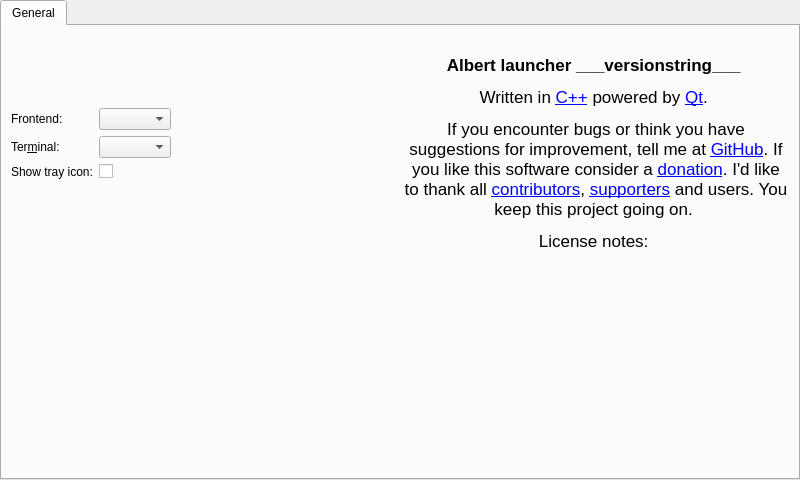
This is src/lib/settings/settingswindow.ui in albertlauncher/albert as Qt 5 draws it before an edit. The edited form follows.
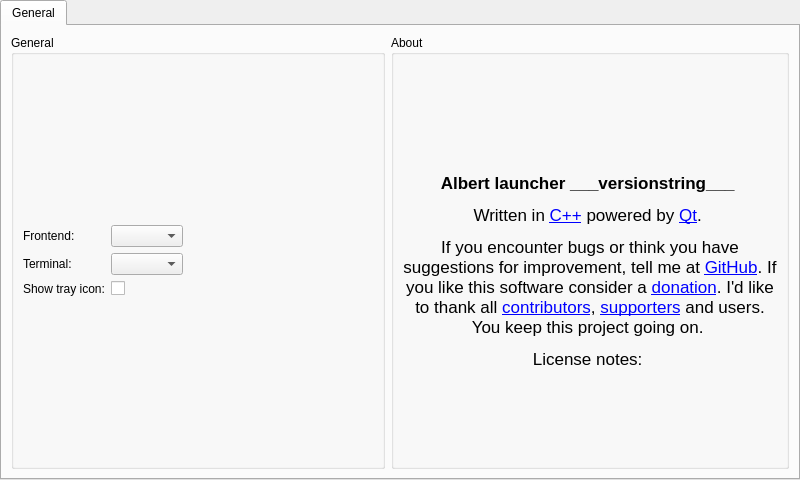
This is the edited form. Icons and pictures are not drawn.

Diff of the .ui file:
```diff
--- a/src/lib/settings/settingswindow.ui
+++ b/src/lib/settings/settingswindow.ui
@@ -41,10 +41,14 @@
       <attribute name="title">
        <string>General</string>
       </attribute>
-      <layout class="QVBoxLayout" name="verticalLayout" stretch="0,0">
+      <layout class="QVBoxLayout" name="verticalLayout" stretch="0">
        <item>
         <layout class="QHBoxLayout" name="horizontalLayout">
          <item>
+          <widget class="QGroupBox" name="groupBox_general">
+           <property name="title">
+            <string>General</string>
+           </property>
           <layout class="QFormLayout" name="formLayout_2">
            <property name="formAlignment">
             <set>Qt::AlignCenter</set>
@@ -75,10 +79,7 @@
            <item row="1" column="0">
             <widget class="QLabel" name="label_term">
              <property name="text">
-              <string>Ter&amp;minal:</string>
-             </property>
-             <property name="buddy">
-              <cstring>comboBox_term</cstring>
+               <string>Terminal:</string>
              </property>
             </widget>
            </item>
@@ -116,11 +117,40 @@
             </widget>
            </item>
           </layout>
+          </widget>
          </item>
          <item>
+          <widget class="QGroupBox" name="groupBox_about">
+           <property name="title">
+            <string>About</string>
+           </property>
           <layout class="QVBoxLayout" name="verticalLayout_2">
            <item>
+             <spacer name="verticalSpacer">
+              <property name="orientation">
+               <enum>Qt::Vertical</enum>
+              </property>
+              <property name="sizeHint" stdset="0">
+               <size>
+                <width>20</width>
+                <height>40</height>
+               </size>
+              </property>
+             </spacer>
+            </item>
+            <item>
+             <layout class="QHBoxLayout" name="horizontalLayout_2">
+              <item>
             <widget class="QLabel" name="about_icon">
+                <property name="maximumSize">
+                 <size>
+                  <width>64</width>
+                  <height>64</height>
+                 </size>
+                </property>
+                <property name="layoutDirection">
+                 <enum>Qt::LeftToRight</enum>
+                </property>
              <property name="pixmap">
               <pixmap>:/albert</pixmap>
              </property>
@@ -131,6 +161,8 @@
               <set>Qt::AlignCenter</set>
              </property>
             </widget>
+              </item>
+             </layout>
            </item>
            <item>
             <widget class="QLabel" name="about_text">
@@ -160,12 +192,8 @@
              </property>
             </widget>
            </item>
-          </layout>
-         </item>
-        </layout>
-       </item>
        <item>
-        <spacer name="verticalSpacer">
+             <spacer name="verticalSpacer_2">
          <property name="orientation">
           <enum>Qt::Vertical</enum>
          </property>
@@ -176,6 +204,11 @@
           </size>
          </property>
         </spacer>
+            </item>
+           </layout>
+          </widget>
+         </item>
+        </layout>
        </item>
       </layout>
      </widget>
```
Left out of the diff: 10 changed lines with no effect on the pictures. Lines whose indentation alone changed are shown as unchanged.
